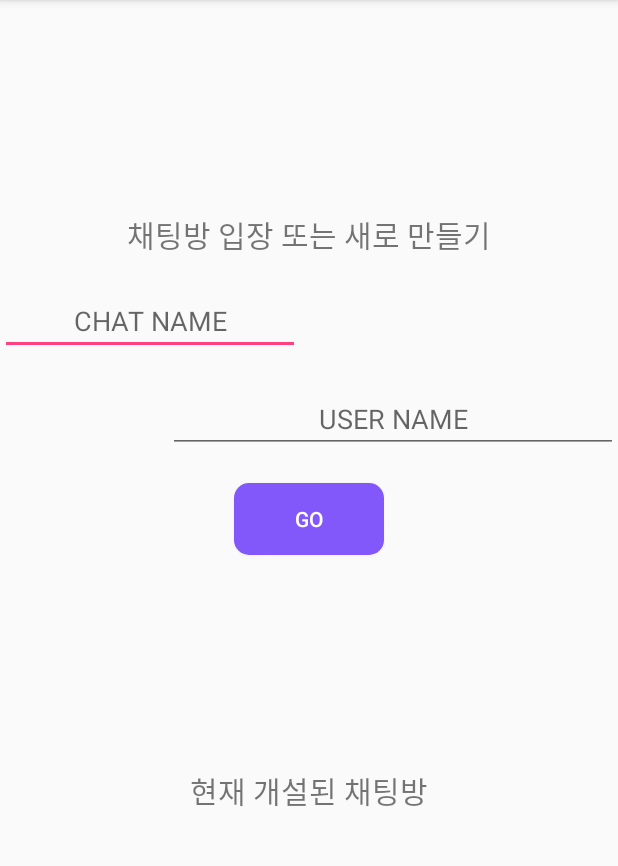
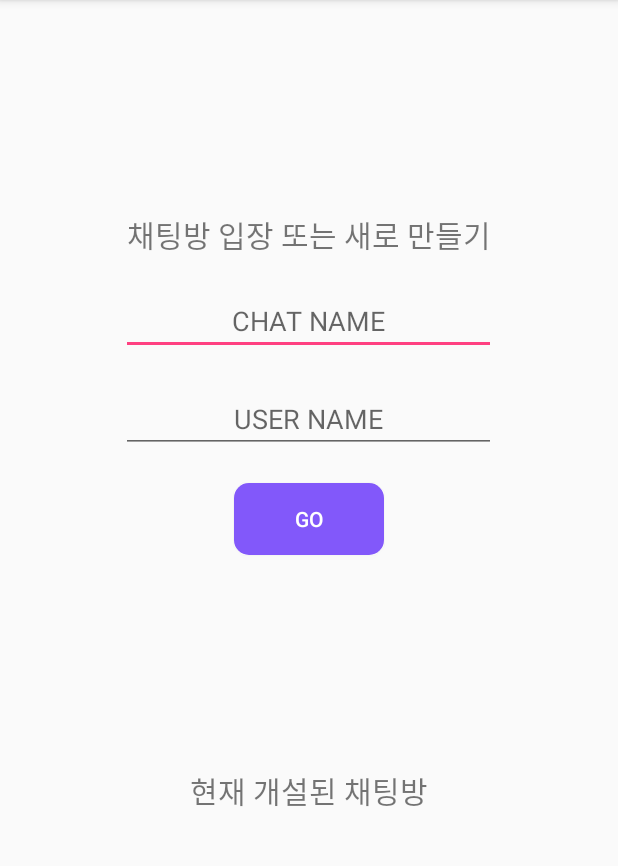
Before and after one commit to GGeonU/HanseiTalk, an Android app: the screen it shows after launch (StartActivity), on a phone screen of 412 x 824 dp, the part 84-950 px from its top. Run offline under Robolectric (Android 15) with nearby library versions, the phone set to English and light mode, and no system bars; our stand-ins replace Firebase (no records; nobody signed in at launch, a user with empty details on screens opened directly).

```diff
--- a/app/src/main/res/layout/activity_chat.xml
+++ b/app/src/main/res/layout/activity_chat.xml
@@ -1,5 +1,4 @@
 <?xml version="1.0" encoding="utf-8"?>
-
 <RelativeLayout xmlns:android="http://schemas.android.com/apk/res/android"
     xmlns:app="http://schemas.android.com/apk/res-auto"
     xmlns:tools="http://schemas.android.com/tools"
--- a/app/src/main/res/layout/activity_start.xml
+++ b/app/src/main/res/layout/activity_start.xml
@@ -4,9 +4,7 @@
     xmlns:tools="http://schemas.android.com/tools"
     android:layout_width="match_parent"
     android:layout_height="match_parent"
-    tools:context=".StartActivity"
-    tools:layout_editor_absoluteY="81dp"
-    tools:layout_editor_absoluteX="0dp">
+    tools:context=".StartActivity">
 
     <LinearLayout
         android:layout_width="match_parent"
@@ -18,8 +16,7 @@
             android:layout_width="match_parent"
             android:layout_height="match_parent"
             android:orientation="vertical"
-            android:gravity="center"
-            android:layout_alignParentTop="true">
+            android:gravity="center">
 
             <TextView
                 android:layout_width="match_parent"
@@ -30,21 +27,19 @@
                 android:gravity="center"/>
             <EditText
                 android:id="@+id/user_chat"
-                android:layout_width="200dp"
+                android:layout_width="250dp"
                 android:layout_height="wrap_content"
-                android:inputType="textPersonName"
                 android:hint="CHAT NAME"
-                android:layout_gravity="left"
+                android:layout_gravity="center"
                 android:gravity="center"
                 android:layout_marginBottom="20dp"/>
 
             <EditText
                 android:id="@+id/user_edit"
-                android:layout_width="300dp"
+                android:layout_width="250dp"
                 android:layout_height="wrap_content"
-                android:inputType="textPersonName"
                 android:hint="USER NAME"
-                android:layout_gravity="right"
+                android:layout_gravity="center"
                 android:gravity="center"
                 android:layout_marginBottom="20dp"/>
 
```
Also changed, not shown: app/src/main/java/com/example/dell/hanseitalk/ChatActivity.java (+8 -9 lines), app/src/main/java/com/example/dell/hanseitalk/StartActivity.java (+46 -3 lines).
